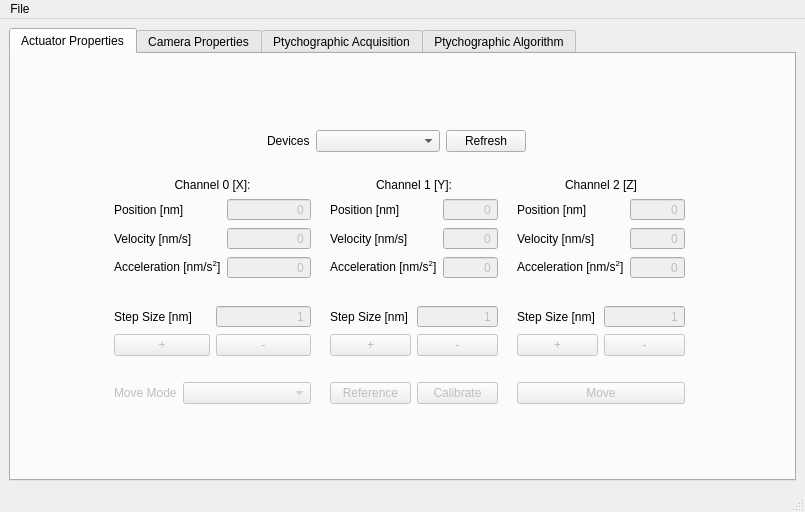
The window that main_window.ui (David-Berardi/ptychographic-suite) describes before a commit, drawn with Qt 5.
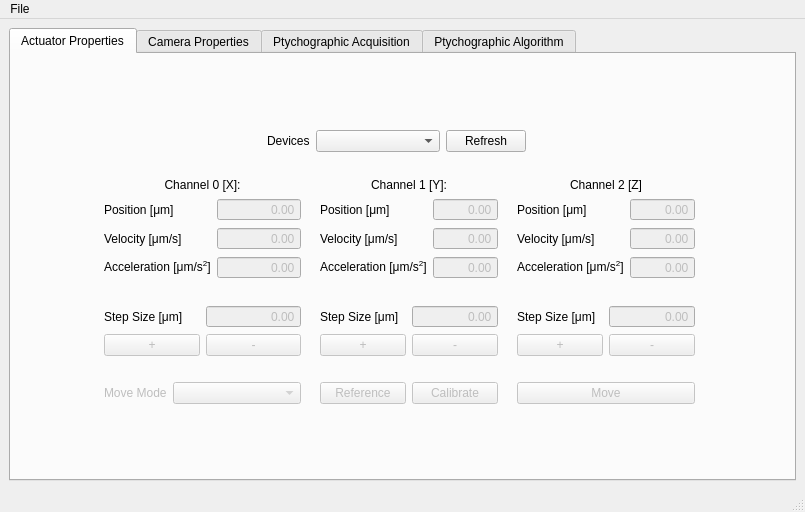
The same window after the commit. The open tabs and pages were chosen to show the change.

Commit message: Minor refactoring: + Verified that movement is successfully enganged + Updated camera api .NET wrapper for CCD cameras + Image acquisition works, despite being slow + Updated Spinboxes to double type + Decoupled um to pm conversion + Temporary fix to pytchography module "start_acquisition"

The edit to the form file:
```diff
--- a/main_window.ui
+++ b/main_window.ui
@@ -170,12 +170,12 @@
             <item row="0" column="0">
              <widget class="QLabel" name="step_size_1_label">
               <property name="text">
-               <string>Step Size [nm]</string>
+               <string>Step Size [μm]</string>
               </property>
              </widget>
             </item>
             <item row="0" column="1">
-             <widget class="QSpinBox" name="step_size_1">
+             <widget class="QDoubleSpinBox" name="step_size_1">
               <property name="enabled">
                <bool>false</bool>
               </property>
@@ -185,11 +185,8 @@
               <property name="buttonSymbols">
                <enum>QAbstractSpinBox::ButtonSymbols::NoButtons</enum>
               </property>
-              <property name="minimum">
-               <number>1</number>
-              </property>
               <property name="maximum">
-               <number>1000000000</number>
+               <double>10000.000000000000000</double>
               </property>
              </widget>
             </item>
@@ -276,12 +273,12 @@
             <item row="0" column="0">
              <widget class="QLabel" name="step_size_0_label">
               <property name="text">
-               <string>Step Size [nm]</string>
+               <string>Step Size [μm]</string>
               </property>
              </widget>
             </item>
             <item row="0" column="1">
-             <widget class="QSpinBox" name="step_size_0">
+             <widget class="QDoubleSpinBox" name="step_size_0">
               <property name="enabled">
                <bool>false</bool>
               </property>
@@ -291,11 +288,8 @@
               <property name="buttonSymbols">
                <enum>QAbstractSpinBox::ButtonSymbols::NoButtons</enum>
               </property>
-              <property name="minimum">
-               <number>1</number>
-              </property>
               <property name="maximum">
-               <number>1000000000</number>
+               <double>10000.000000000000000</double>
               </property>
              </widget>
             </item>
@@ -323,64 +317,64 @@
             <item row="1" column="0">
              <widget class="QLabel" name="position_1_label">
               <property name="text">
-               <string>Position [nm]</string>
-              </property>
-             </widget>
-            </item>
-            <item row="1" column="1">
-             <widget class="QSpinBox" name="position_1">
-              <property name="enabled">
-               <bool>false</bool>
-              </property>
-              <property name="alignment">
-               <set>Qt::AlignmentFlag::AlignRight|Qt::AlignmentFlag::AlignTrailing|Qt::AlignmentFlag::AlignVCenter</set>
-              </property>
-              <property name="buttonSymbols">
-               <enum>QAbstractSpinBox::ButtonSymbols::NoButtons</enum>
-              </property>
-              <property name="minimum">
-               <number>-1000000000</number>
-              </property>
-              <property name="maximum">
-               <number>1000000000</number>
+               <string>Position [μm]</string>
               </property>
              </widget>
             </item>
             <item row="2" column="0">
              <widget class="QLabel" name="velocity_1_label">
               <property name="text">
-               <string>Velocity [nm/s]</string>
-              </property>
-             </widget>
-            </item>
-            <item row="2" column="1">
-             <widget class="QSpinBox" name="velocity_1">
-              <property name="enabled">
-               <bool>false</bool>
-              </property>
-              <property name="alignment">
-               <set>Qt::AlignmentFlag::AlignRight|Qt::AlignmentFlag::AlignTrailing|Qt::AlignmentFlag::AlignVCenter</set>
-              </property>
-              <property name="buttonSymbols">
-               <enum>QAbstractSpinBox::ButtonSymbols::NoButtons</enum>
-              </property>
-              <property name="keyboardTracking">
-               <bool>false</bool>
-              </property>
-              <property name="maximum">
-               <number>1000000000</number>
+               <string>Velocity [μm/s]</string>
               </property>
              </widget>
             </item>
             <item row="3" column="0">
              <widget class="QLabel" name="acceleration_1_label">
               <property name="text">
-               <string>&lt;html&gt;&lt;head/&gt;&lt;body&gt;&lt;p&gt;Acceleration [nm/s&lt;span style=&quot; vertical-align:super;&quot;&gt;2&lt;/span&gt;]&lt;/p&gt;&lt;/body&gt;&lt;/html&gt;</string>
+               <string>&lt;html&gt;&lt;head/&gt;&lt;body&gt;&lt;p&gt;Acceleration [μm/s&lt;span style=&quot; vertical-align:super;&quot;&gt;2&lt;/span&gt;]&lt;/p&gt;&lt;/body&gt;&lt;/html&gt;</string>
+              </property>
+             </widget>
+            </item>
+            <item row="1" column="1">
+             <widget class="QDoubleSpinBox" name="position_1">
+              <property name="enabled">
+               <bool>false</bool>
+              </property>
+              <property name="alignment">
+               <set>Qt::AlignmentFlag::AlignRight|Qt::AlignmentFlag::AlignTrailing|Qt::AlignmentFlag::AlignVCenter</set>
+              </property>
+              <property name="buttonSymbols">
+               <enum>QAbstractSpinBox::ButtonSymbols::NoButtons</enum>
+              </property>
+              <property name="minimum">
+               <double>-50000.000000000000000</double>
+              </property>
+              <property name="maximum">
+               <double>50000.000000000000000</double>
+              </property>
+             </widget>
+            </item>
+            <item row="2" column="1">
+             <widget class="QDoubleSpinBox" name="velocity_1">
+              <property name="enabled">
+               <bool>false</bool>
+              </property>
+              <property name="alignment">
+               <set>Qt::AlignmentFlag::AlignRight|Qt::AlignmentFlag::AlignTrailing|Qt::AlignmentFlag::AlignVCenter</set>
+              </property>
+              <property name="buttonSymbols">
+               <enum>QAbstractSpinBox::ButtonSymbols::NoButtons</enum>
+              </property>
+              <property name="keyboardTracking">
+               <bool>false</bool>
+              </property>
+              <property name="maximum">
+               <double>10000.000000000000000</double>
               </property>
              </widget>
             </item>
             <item row="3" column="1">
-             <widget class="QSpinBox" name="acceleration_1">
+             <widget class="QDoubleSpinBox" name="acceleration_1">
               <property name="enabled">
                <bool>false</bool>
               </property>
@@ -394,7 +388,7 @@
                <bool>false</bool>
               </property>
               <property name="maximum">
-               <number>1000000000</number>
+               <double>15000.000000000000000</double>
               </property>
              </widget>
             </item>
@@ -422,64 +416,61 @@
             <item row="1" column="0">
              <widget class="QLabel" name="position_2_label">
               <property name="text">
-               <string>Position [nm]</string>
-              </property>
-             </widget>
-            </item>
-            <item row="1" column="1">
-             <widget class="QSpinBox" name="position_2">
-              <property name="enabled">
-               <bool>false</bool>
-              </property>
-              <property name="alignment">
-               <set>Qt::AlignmentFlag::AlignRight|Qt::AlignmentFlag::AlignTrailing|Qt::AlignmentFlag::AlignVCenter</set>
-              </property>
-              <property name="buttonSymbols">
-               <enum>QAbstractSpinBox::ButtonSymbols::NoButtons</enum>
-              </property>
-              <property name="minimum">
-               <number>-1000000000</number>
-              </property>
-              <property name="maximum">
-               <number>1000000000</number>
+               <string>Position [μm]</string>
               </property>
              </widget>
             </item>
             <item row="2" column="0">
              <widget class="QLabel" name="velocity_2_label">
               <property name="text">
-               <string>Velocity [nm/s]</string>
-              </property>
-             </widget>
-            </item>
-            <item row="2" column="1">
-             <widget class="QSpinBox" name="velocity_2">
-              <property name="enabled">
-               <bool>false</bool>
-              </property>
-              <property name="alignment">
-               <set>Qt::AlignmentFlag::AlignRight|Qt::AlignmentFlag::AlignTrailing|Qt::AlignmentFlag::AlignVCenter</set>
-              </property>
-              <property name="buttonSymbols">
-               <enum>QAbstractSpinBox::ButtonSymbols::NoButtons</enum>
-              </property>
-              <property name="minimum">
-               <number>0</number>
-              </property>
-              <property name="maximum">
-               <number>1000000000</number>
+               <string>Velocity [μm/s]</string>
               </property>
              </widget>
             </item>
             <item row="3" column="0">
              <widget class="QLabel" name="acceleration_2_label">
               <property name="text">
-               <string>&lt;html&gt;&lt;head/&gt;&lt;body&gt;&lt;p&gt;Acceleration [nm/s&lt;span style=&quot; vertical-align:super;&quot;&gt;2&lt;/span&gt;]&lt;/p&gt;&lt;/body&gt;&lt;/html&gt;</string>
+               <string>&lt;html&gt;&lt;head/&gt;&lt;body&gt;&lt;p&gt;Acceleration [μm/s&lt;span style=&quot; vertical-align:super;&quot;&gt;2&lt;/span&gt;]&lt;/p&gt;&lt;/body&gt;&lt;/html&gt;</string>
+              </property>
+             </widget>
+            </item>
+            <item row="1" column="1">
+             <widget class="QDoubleSpinBox" name="position_2">
+              <property name="enabled">
+               <bool>false</bool>
+              </property>
+              <property name="alignment">
+               <set>Qt::AlignmentFlag::AlignRight|Qt::AlignmentFlag::AlignTrailing|Qt::AlignmentFlag::AlignVCenter</set>
+              </property>
+              <property name="buttonSymbols">
+               <enum>QAbstractSpinBox::ButtonSymbols::NoButtons</enum>
+              </property>
+              <property name="minimum">
+               <double>-50000.000000000000000</double>
+              </property>
+              <property name="maximum">
+               <double>50000.000000000000000</double>
+              </property>
+             </widget>
+            </item>
+            <item row="2" column="1">
+             <widget class="QDoubleSpinBox" name="velocity_2">
+              <property name="enabled">
+               <bool>false</bool>
+              </property>
+              <property name="alignment">
+               <set>Qt::AlignmentFlag::AlignRight|Qt::AlignmentFlag::AlignTrailing|Qt::AlignmentFlag::AlignVCenter</set>
+              </property>
+              <property name="buttonSymbols">
+               <enum>QAbstractSpinBox::ButtonSymbols::NoButtons</enum>
+              </property>
+              <property name="maximum">
+               <double>10000.000000000000000</double>
               </property>
              </widget>
             </item>
             <item row="3" column="1">
-             <widget class="QSpinBox" name="acceleration_2">
+             <widget class="QDoubleSpinBox" name="acceleration_2">
               <property name="enabled">
                <bool>false</bool>
               </property>
@@ -492,11 +483,8 @@
               <property name="buttonSymbols">
                <enum>QAbstractSpinBox::ButtonSymbols::NoButtons</enum>
               </property>
-              <property name="minimum">
-               <number>0</number>
-              </property>
               <property name="maximum">
-               <number>1000000000</number>
+               <double>15000.000000000000000</double>
               </property>
              </widget>
             </item>
@@ -527,12 +515,12 @@
             <item row="0" column="0">
              <widget class="QLabel" name="step_size_2_label">
               <property name="text">
-               <string>Step Size [nm]</string>
+               <string>Step Size [μm]</string>
               </property>
              </widget>
             </item>
             <item row="0" column="1">
-             <widget class="QSpinBox" name="step_size_2">
+             <widget class="QDoubleSpinBox" name="step_size_2">
               <property name="enabled">
                <bool>false</bool>
               </property>
@@ -542,11 +530,8 @@
               <property name="buttonSymbols">
                <enum>QAbstractSpinBox::ButtonSymbols::NoButtons</enum>
               </property>
-              <property name="minimum">
-               <number>1</number>
-              </property>
               <property name="maximum">
-               <number>1000000000</number>
+               <double>10000.000000000000000</double>
               </property>
              </widget>
             </item>
@@ -598,70 +583,67 @@
             <item row="1" column="0">
              <widget class="QLabel" name="position_0_label">
               <property name="text">
-               <string>Position [nm]</string>
-              </property>
-             </widget>
-            </item>
-            <item row="1" column="1">
-             <widget class="QSpinBox" name="position_0">
-              <property name="enabled">
-               <bool>false</bool>
-              </property>
-              <property name="alignment">
-               <set>Qt::AlignmentFlag::AlignRight|Qt::AlignmentFlag::AlignTrailing|Qt::AlignmentFlag::AlignVCenter</set>
-              </property>
-              <property name="buttonSymbols">
-               <enum>QAbstractSpinBox::ButtonSymbols::NoButtons</enum>
-              </property>
-              <property name="keyboardTracking">
-               <bool>false</bool>
-              </property>
-              <property name="minimum">
-               <number>-1000000000</number>
-              </property>
-              <property name="maximum">
-               <number>1000000000</number>
-              </property>
-              <property name="stepType">
-               <enum>QAbstractSpinBox::StepType::DefaultStepType</enum>
+               <string>Position [μm]</string>
               </property>
              </widget>
             </item>
             <item row="2" column="0">
              <widget class="QLabel" name="velocity_0_label">
               <property name="text">
-               <string>Velocity [nm/s]</string>
-              </property>
-             </widget>
-            </item>
-            <item row="2" column="1">
-             <widget class="QSpinBox" name="velocity_0">
-              <property name="enabled">
-               <bool>false</bool>
-              </property>
-              <property name="alignment">
-               <set>Qt::AlignmentFlag::AlignRight|Qt::AlignmentFlag::AlignTrailing|Qt::AlignmentFlag::AlignVCenter</set>
-              </property>
-              <property name="buttonSymbols">
-               <enum>QAbstractSpinBox::ButtonSymbols::NoButtons</enum>
-              </property>
-              <property name="keyboardTracking">
-               <bool>false</bool>
-              </property>
-              <property name="maximum">
-               <number>1000000000</number>
+               <string>Velocity [μm/s]</string>
               </property>
              </widget>
             </item>
             <item row="3" column="0">
              <widget class="QLabel" name="acceleration_0_label">
               <property name="text">
-               <string>&lt;html&gt;&lt;head/&gt;&lt;body&gt;&lt;p&gt;Acceleration [nm/s&lt;span style=&quot; vertical-align:super;&quot;&gt;2&lt;/span&gt;]&lt;/p&gt;&lt;/body&gt;&lt;/html&gt;</string>
+               <string>&lt;html&gt;&lt;head/&gt;&lt;body&gt;&lt;p&gt;Acceleration [μm/s&lt;span style=&quot; vertical-align:super;&quot;&gt;2&lt;/span&gt;]&lt;/p&gt;&lt;/body&gt;&lt;/html&gt;</string>
+              </property>
+             </widget>
+            </item>
+            <item row="1" column="1">
+             <widget class="QDoubleSpinBox" name="position_0">
+              <property name="enabled">
+               <bool>false</bool>
+              </property>
+              <property name="alignment">
+               <set>Qt::AlignmentFlag::AlignRight|Qt::AlignmentFlag::AlignTrailing|Qt::AlignmentFlag::AlignVCenter</set>
+              </property>
+              <property name="buttonSymbols">
+               <enum>QAbstractSpinBox::ButtonSymbols::NoButtons</enum>
+              </property>
+              <property name="keyboardTracking">
+               <bool>false</bool>
+              </property>
+              <property name="minimum">
+               <double>-50000.000000000000000</double>
+              </property>
+              <property name="maximum">
+               <double>50000.000000000000000</double>
+              </property>
+             </widget>
+            </item>
+            <item row="2" column="1">
+             <widget class="QDoubleSpinBox" name="velocity_0">
+              <property name="enabled">
+               <bool>false</bool>
+              </property>
+              <property name="alignment">
+               <set>Qt::AlignmentFlag::AlignRight|Qt::AlignmentFlag::AlignTrailing|Qt::AlignmentFlag::AlignVCenter</set>
+              </property>
+              <property name="buttonSymbols">
+               <enum>QAbstractSpinBox::ButtonSymbols::NoButtons</enum>
+              </property>
+              <property name="keyboardTracking">
+               <bool>false</bool>
+              </property>
+              <property name="maximum">
+               <double>10000.000000000000000</double>
               </property>
              </widget>
             </item>
             <item row="3" column="1">
-             <widget class="QSpinBox" name="acceleration_0">
+             <widget class="QDoubleSpinBox" name="acceleration_0">
               <property name="enabled">
                <bool>false</bool>
               </property>
@@ -675,7 +657,7 @@
                <bool>false</bool>
               </property>
               <property name="maximum">
-               <number>1000000000</number>
+               <double>15000.000000000000000</double>
               </property>
              </widget>
             </item>
```
Left out of the diff: 170 changed lines with no effect on the pictures. The commit also changes 10 other files.
